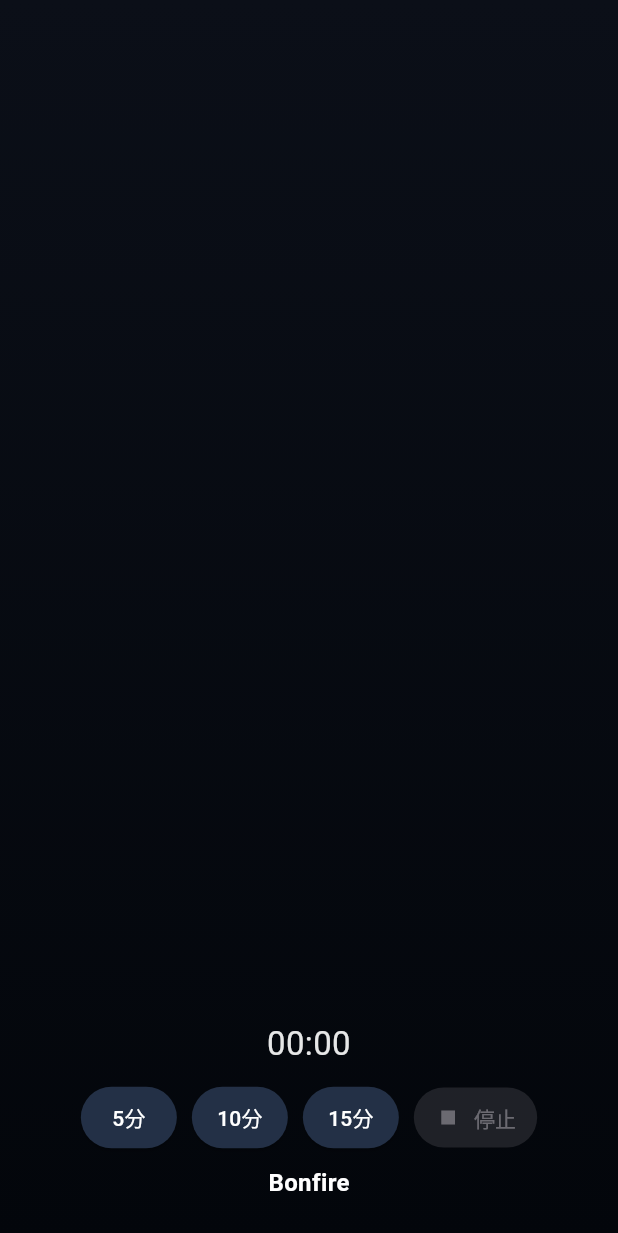
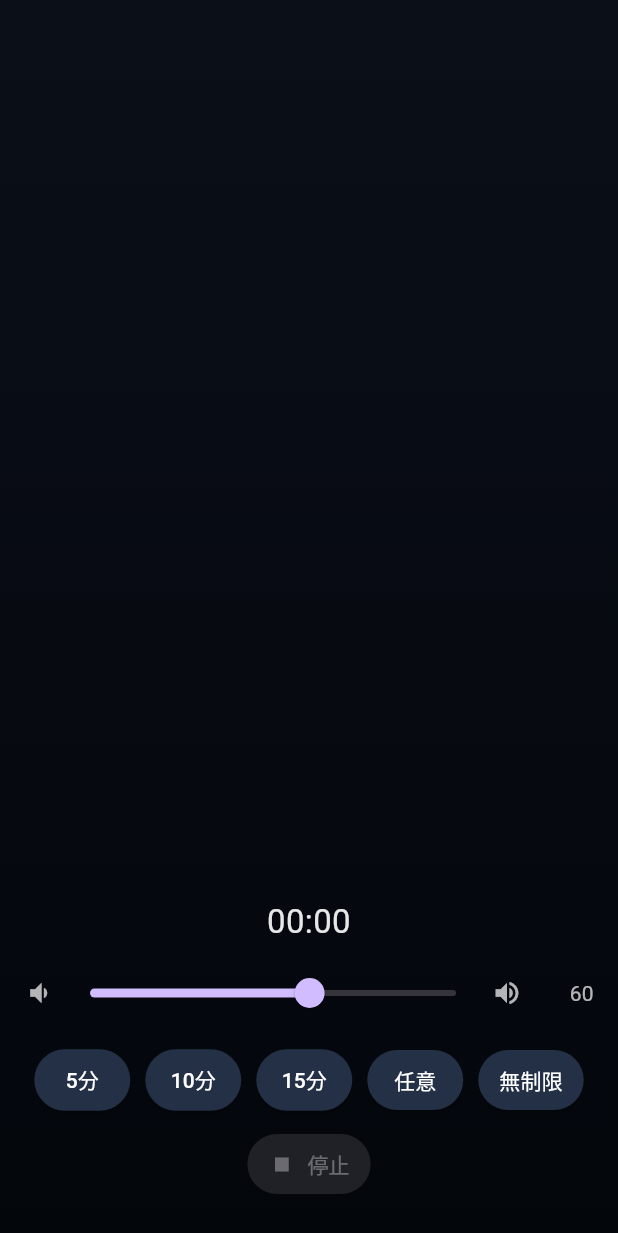
Before and after one commit to ys980323/bonfire, a Flutter app: the screen it shows after launch, on a phone screen of 412 x 824 dp. Shown: the top 1233 px of the screen. Run offline on Flutter 3.47's test engine with Material 3 defaults, Android fonts, the phone set to English and light mode, and no system bars; our stand-ins replace audioplayers, wakelock_plus.

Commit message:
音量スライダーを追加し、無制限モードの機能を実装。任意の時間を設定するためのダイアログを追加し、タイマーの動作を改善。

```diff
--- a/lib/main.dart
+++ b/lib/main.dart
@@ -37,10 +37,13 @@ class _CampfireScreenState extends State<CampfireScreen>
   late final AnimationController _flameController; // 炎強度 0..1
   late final AudioPlayer _player;
   double _currentVolume = 0.0;
+  double _userVolume = 0.6; // ユーザー設定音量(0.0-1.0)
+  bool _isUnlimited = false; // 無制限モード
 
   Duration _remaining = Duration.zero;
   DateTime? _endAt;
-  bool get _isTimerRunning => _endAt != null && _remaining > Duration.zero;
+  bool get _isTimerRunning =>
+      _isUnlimited || (_endAt != null && _remaining > Duration.zero);
 
   @override
   void initState() {
@@ -76,7 +79,7 @@ class _CampfireScreenState extends State<CampfireScreen>
       const steps = 20;
       for (int i = 0; i <= steps; i++) {
         await Future.delayed(const Duration(milliseconds: 40));
-        _currentVolume = i / steps * 0.6;
+        _currentVolume = (_userVolume * i / steps);
         await _player.setVolume(_currentVolume);
       }
     } catch (_) {}
@@ -96,6 +99,7 @@ class _CampfireScreenState extends State<CampfireScreen>
   }
 
   void _startTimer(Duration duration) async {
+    _isUnlimited = false;
     _endAt = DateTime.now().add(duration);
     setState(() {
       _remaining = duration;
@@ -117,8 +121,31 @@ class _CampfireScreenState extends State<CampfireScreen>
     _tickTimer();
   }
 
+  Future<void> _startUnlimited() async {
+    _isUnlimited = true;
+    _endAt = null;
+    setState(() {
+      _remaining = Duration.zero;
+    });
+    // 炎オン（フェードイン）
+    _flameController.value = 0.001;
+    setState(() {});
+    await _flameController.animateTo(
+      1.0,
+      duration: const Duration(milliseconds: 700),
+      curve: Curves.easeOut,
+    );
+    // サウンド
+    await _playAudioFadeIn();
+    // 画面スリープ防止
+    try {
+      await WakelockPlus.enable();
+    } catch (_) {}
+  }
+
   void _cancelTimerAndExtinguish() async {
     _endAt = null;
+    _isUnlimited = false;
     setState(() {
       _remaining = Duration.zero;
     });
@@ -224,7 +251,11 @@ class _CampfireScreenState extends State<CampfireScreen>
                       builder: (context, _) {
                         final on = _flameController.value > 0.0;
                         return Text(
-                          on ? _formatDuration(_remaining) : '00:00',
+                          on
+                              ? (_isUnlimited
+                                  ? '∞'
+                                  : _formatDuration(_remaining))
+                              : '00:00',
                           textAlign: TextAlign.center,
                           style: TextStyle(
                             color: Colors.white.withOpacity(0.9),
@@ -234,10 +265,53 @@ class _CampfireScreenState extends State<CampfireScreen>
                         );
                       },
                     ),
+                    const SizedBox(height: 8),
+                    // 音量スライダー
+                    Row(
+                      children: [
+                        const Icon(
+                          Icons.volume_down,
+                          color: Colors.white70,
+                          size: 20,
+                        ),
+                        Expanded(
+                          child: Slider(
+                            value: _userVolume,
+                            onChanged: (v) async {
+                              setState(() {
+                                _userVolume = v;
+                              });
+                              if (_player.state == PlayerState.playing) {
+                                _currentVolume = _userVolume;
+                                await _player.setVolume(_userVolume);
+                              }
+                            },
+                            min: 0.0,
+                            max: 1.0,
+                          ),
+                        ),
+                        const Icon(
+                          Icons.volume_up,
+                          color: Colors.white70,
+                          size: 20,
+                        ),
+                        const SizedBox(width: 8),
+                        SizedBox(
+                          width: 40,
+                          child: Text(
+                            '${(_userVolume * 100).round()}',
+                            textAlign: TextAlign.right,
+                            style: const TextStyle(color: Colors.white70),
+                          ),
+                        ),
+                      ],
+                    ),
                     const SizedBox(height: 10),
-                    // プリセットボタン
-                    Row(
-                      mainAxisAlignment: MainAxisAlignment.center,
+                    // プリセット + 任意 + 無制限
+                    Wrap(
+                      alignment: WrapAlignment.center,
+                      spacing: 10,
+                      runSpacing: 8,
                       children: [
                         _TimeButton(
                           label: '5分',
@@ -245,21 +319,33 @@ class _CampfireScreenState extends State<CampfireScreen>
                               () => _startTimer(const Duration(minutes: 5)),
                           enabled: !_isTimerRunning,
                         ),
-                        const SizedBox(width: 10),
                         _TimeButton(
                           label: '10分',
                           onPressed:
                               () => _startTimer(const Duration(minutes: 10)),
                           enabled: !_isTimerRunning,
                         ),
-                        const SizedBox(width: 10),
                         _TimeButton(
                           label: '15分',
                           onPressed:
                               () => _startTimer(const Duration(minutes: 15)),
                           enabled: !_isTimerRunning,
                         ),
-                        const SizedBox(width: 10),
+                        _TimeButton(
+                          label: '任意',
+                          onPressed: () async {
+                            final d = await _pickCustomDuration(context);
+                            if (d != null && d > Duration.zero) {
+                              _startTimer(d);
+                            }
+                          },
+                          enabled: !_isTimerRunning,
+                        ),
+                        _TimeButton(
+                          label: '無制限',
+                          onPressed: _startUnlimited,
+                          enabled: !_isTimerRunning,
+                        ),
                         _StopButton(
                           onPressed:
                               _isTimerRunning
@@ -267,15 +353,6 @@ class _CampfireScreenState extends State<CampfireScreen>
                                   : null,
                         ),
                       ],
-                    ),
-                    const SizedBox(height: 8),
-                    const Text(
-                      'Bonfire',
-                      style: TextStyle(
-                        color: Colors.white,
-                        fontSize: 16,
-                        fontWeight: FontWeight.w600,
-                      ),
                     ),
                   ],
                 ),
@@ -498,3 +575,72 @@ class _CampfirePainter extends CustomPainter {
   bool shouldRepaint(covariant _CampfirePainter oldDelegate) =>
       oldDelegate.t != t || oldDelegate.factor != factor;
 }
+
+Future<Duration?> _pickCustomDuration(BuildContext context) async {
+  final minutesController = TextEditingController();
+  final secondsController = TextEditingController(text: '00');
+  Duration? result;
+  await showDialog(
+    context: context,
+    builder: (ctx) {
+      return AlertDialog(
+        backgroundColor: const Color(0xFF111827),
+        title: const Text('任意の時間', style: TextStyle(color: Colors.white)),
+        content: Column(
+          mainAxisSize: MainAxisSize.min,
+          children: [
+            Row(
+              children: [
+                Expanded(
+                  child: TextField(
+                    controller: minutesController,
+                    keyboardType: TextInputType.number,
+                    decoration: const InputDecoration(
+                      labelText: '分',
+                      labelStyle: TextStyle(color: Colors.white70),
+                    ),
+                    style: const TextStyle(color: Colors.white),
+                  ),
+                ),
+                const SizedBox(width: 12),
+                Expanded(
+                  child: TextField(
+                    controller: secondsController,
+                    keyboardType: TextInputType.number,
+                    decoration: const InputDecoration(
+                      labelText: '秒',
+                      labelStyle: TextStyle(color: Colors.white70),
+                    ),
+                    style: const TextStyle(color: Colors.white),
+                  ),
+                ),
+              ],
+            ),
+          ],
+        ),
+        actions: [
+          TextButton(
+            onPressed: () => Navigator.of(ctx).pop(),
+            child: const Text('キャンセル'),
+          ),
+          TextButton(
+            onPressed: () {
+              final m = int.tryParse(minutesController.text.trim());
+              final s = int.tryParse(secondsController.text.trim());
+              if (m == null && s == null) {
+                Navigator.of(ctx).pop();
+                return;
+              }
+              final mm = (m ?? 0).clamp(0, 9999);
+              final ss = (s ?? 0).clamp(0, 59);
+              result = Duration(minutes: mm, seconds: ss);
+              Navigator.of(ctx).pop();
+            },
+            child: const Text('開始'),
+          ),
+        ],
+      );
+    },
+  );
+  return result;
+}
```
